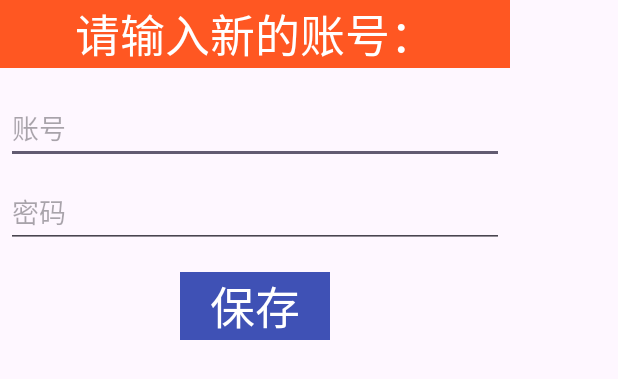
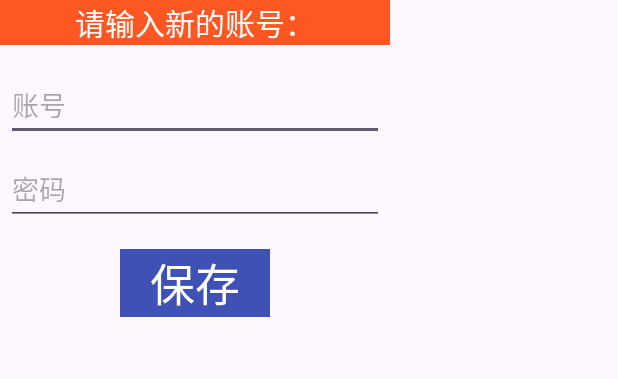
Before and after one commit to etoyz/BJUT_AUTOLOGIN, an Android app: the layout dialog_signin.xml on its own in the app's theme, with its tools: preview values and no code run, on a phone screen of 412 x 824 dp. Shown: the top 379 px of the screen. Run offline under Robolectric (Android 15) with nearby library versions, the phone set to English and light mode, and no system bars.

Commit message:
fix some bugs

```diff
--- a/app/src/main/res/layout/dialog_signin.xml
+++ b/app/src/main/res/layout/dialog_signin.xml
@@ -14,7 +14,7 @@
         android:textAlignment="gravity"
         android:layout_gravity="center"
         android:textColor="@color/white"
-        android:textSize="30dp" />
+        android:textSize="20sp" />
 
     <EditText
         android:id="@+id/userid"
@@ -48,5 +48,5 @@
         android:text="保存"
         android:layout_gravity="center"
         android:textColor="@color/white"
-        android:textSize="30dp" />
+        android:textSize="30sp" />
 </LinearLayout>
```
Also changed, not shown: app/src/main/java/com/example/bjut_autologin/GetInfoDialog.java (+2 -7 lines), app/src/main/java/com/example/bjut_autologin/MainActivity.java (+14 -11 lines).
